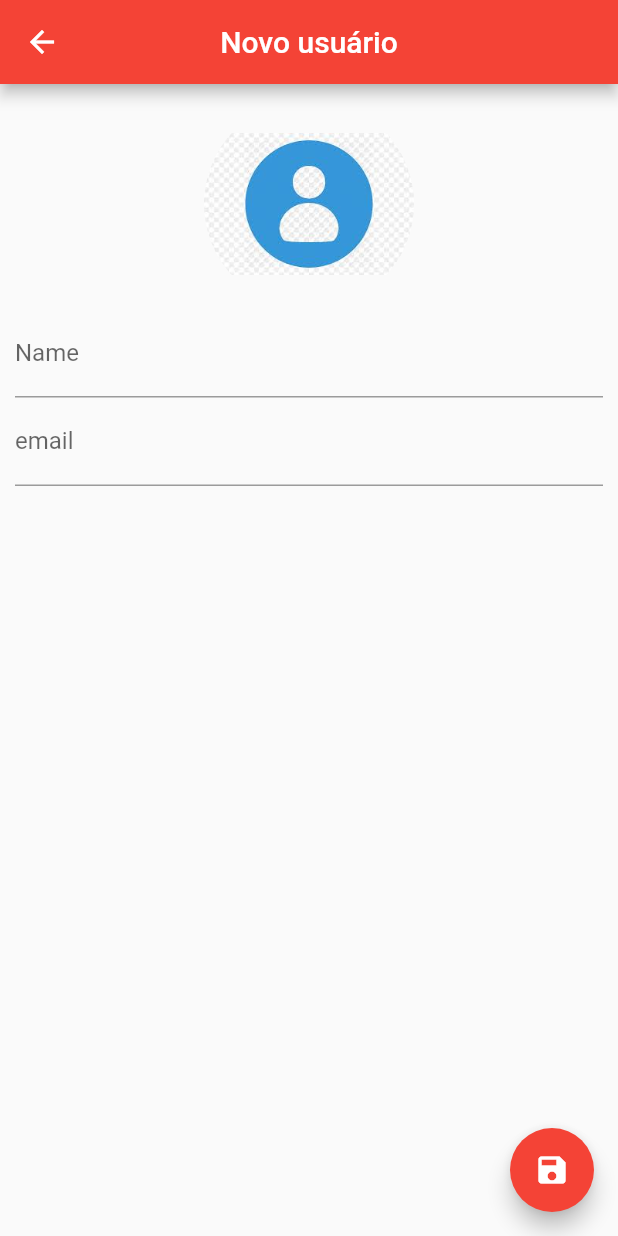
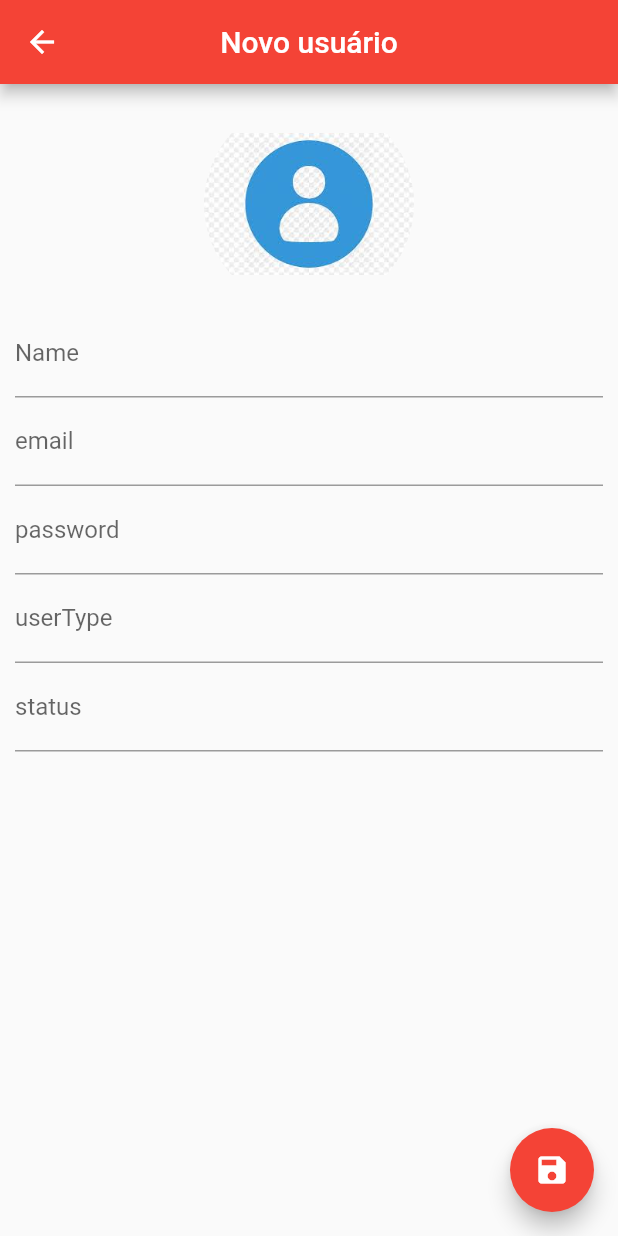
Before and after one commit to frmauro/userAppFlutter, a Flutter app: the UserPage screen opened directly, on a phone screen of 412 x 824 dp. Run offline on Flutter 3.47's test engine with Material 2 defaults, Android fonts, the phone set to English and light mode, and no system bars; accounts and stored records are empty; network calls fail.

```diff
--- a/lib/helpers/user_helper.dart
+++ b/lib/helpers/user_helper.dart
@@ -8,12 +8,14 @@ class User{
   String name;
   String email;
   String password;
+  String userType;
+  String status;
 
-  User({this.id, this.name, this.email, this.password});
+  User({this.id, this.name, this.email, this.password, this.userType, this.status});
 
   factory User.fromJson(Map<String, dynamic> json){
         return User(
-          id: json['_id'], name: json["name"], email: json["email"], password: json["password"],
+          id: json['_id'], name: json["name"], email: json["email"], password: json["password"], userType: json["userType"], status: json["status"]
         );
   }
 
--- a/lib/ui/user_page.dart
+++ b/lib/ui/user_page.dart
@@ -16,6 +16,10 @@ class _UserPageState extends State<UserPage> {
 
   final _nameController = TextEditingController();
   final _emailController = TextEditingController();
+  final _passwordController = TextEditingController();
+  final _userTypeController = TextEditingController();
+  final _statusController = TextEditingController();
+
 
   bool _userEdited = false;
   User _editedUser;
@@ -30,6 +34,9 @@ class _UserPageState extends State<UserPage> {
       _editedUser = widget.user;
       _nameController.text = _editedUser.name;
       _emailController.text = _editedUser.email;
+      _passwordController.text = _editedUser.password;
+      _userTypeController.text = _editedUser.userType;
+      _statusController.text = _editedUser.status;
     }
   }
 
@@ -80,6 +87,30 @@ class _UserPageState extends State<UserPage> {
                 _editedUser.email = text;
               },
               keyboardType: TextInputType.emailAddress,
+            ),
+            TextField(
+              controller: _passwordController,
+              decoration: InputDecoration(labelText: "password"),
+              onChanged: (text) {
+                _userEdited = true;
+                _editedUser.password = text;
+              }
+            ),
+            TextField(
+              controller: _userTypeController,
+              decoration: InputDecoration(labelText: "userType"),
+              onChanged: (text) {
+                _userEdited = true;
+                _editedUser.userType = text;
+              }
+            ),
+            TextField(
+                controller: _statusController,
+                decoration: InputDecoration(labelText: "status"),
+                onChanged: (text) {
+                  _userEdited = true;
+                  _editedUser.status = text;
+                }
             )
           ],
         ),
```
